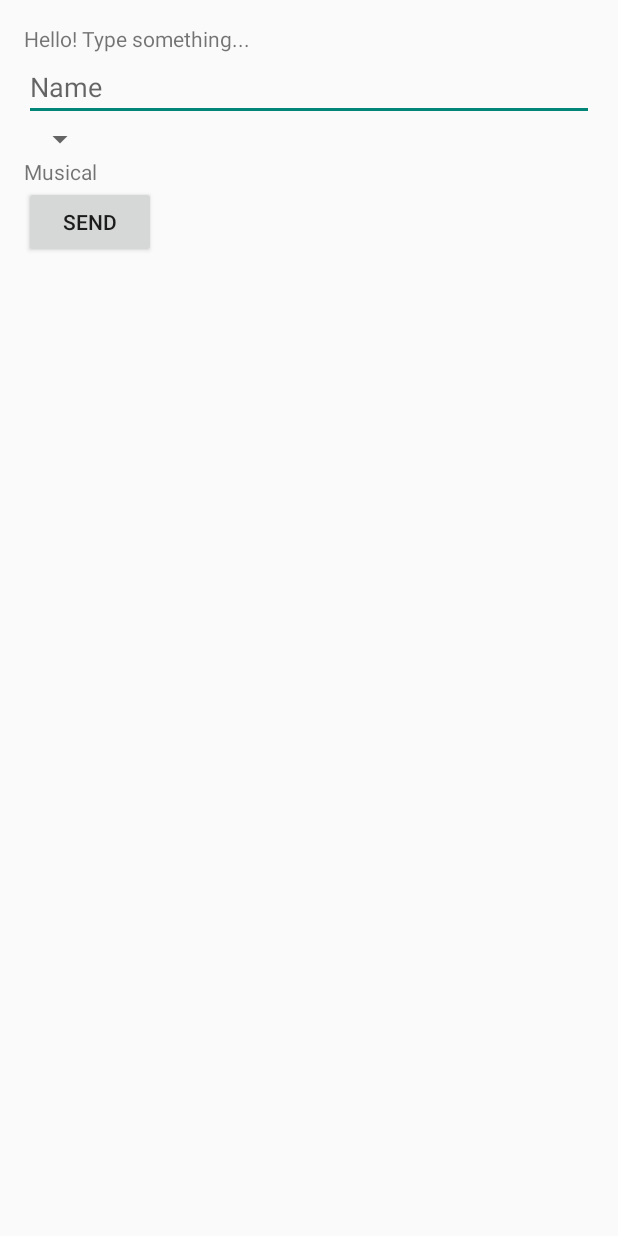
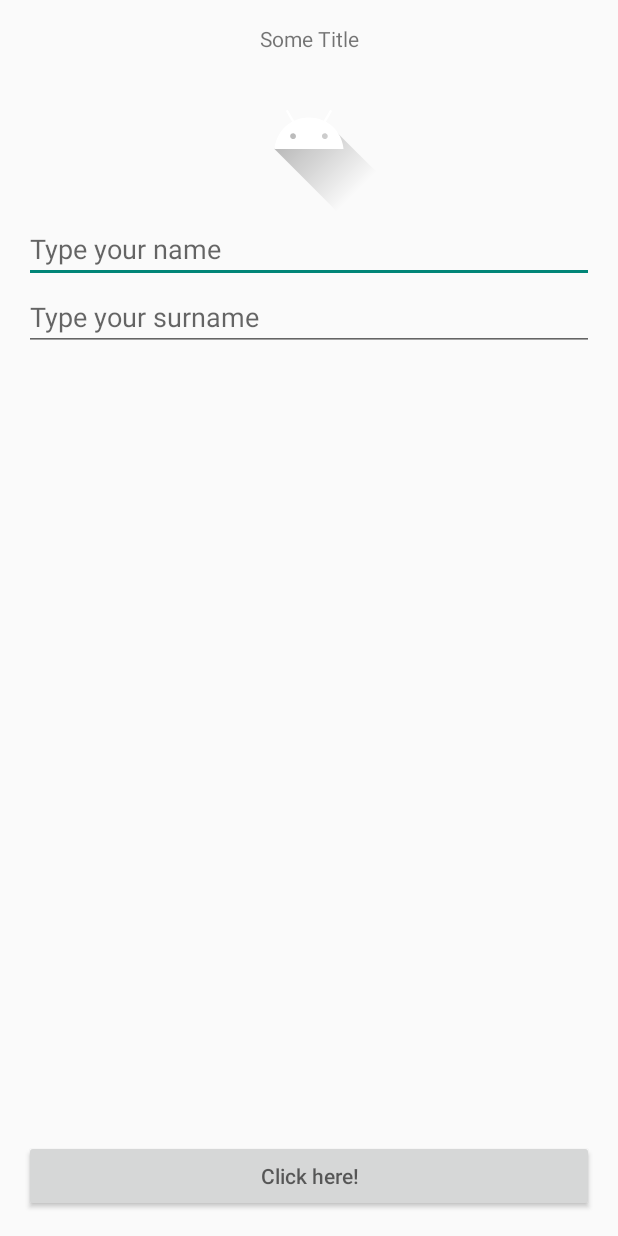
Before and after one commit to vscandeira/dio_lab_android_app_eletric_car, an Android app built with Jetpack Compose: the screen it shows after launch (MainActivity), on a phone screen of 412 x 824 dp. Run offline under Robolectric (Android 15) with nearby library versions, the phone set to English and light mode, and no system bars.

Commit message:
Classes on layouts

```diff
--- a/app/src/main/res/layout/activity_main.xml
+++ b/app/src/main/res/layout/activity_main.xml
@@ -1,7 +1,68 @@
 <?xml version="1.0" encoding="utf-8"?>
 <!-- FOURTH LAYOUT: CONSTRAINT -->
+<androidx.constraintlayout.widget.ConstraintLayout
+    xmlns:tools="http://schemas.android.com/tools"
+    xmlns:android="http://schemas.android.com/apk/res/android"
+    xmlns:app="http://schemas.android.com/apk/res-auto"
+    android:layout_width="match_parent"
+    android:layout_height="match_parent"
+    android:paddingLeft="16dp"
+    android:paddingRight="16dp"
+    android:paddingBottom="16dp"
+    android:paddingTop="16dp">
 
-<!-- THIRD LAYOUT: RELATIVE -->
+    <TextView
+        android:id="@+id/titulo"
+        android:layout_width="wrap_content"
+        android:layout_height="wrap_content"
+        android:text="Some Title"
+        app:layout_constraintEnd_toEndOf="parent"
+        app:layout_constraintStart_toStartOf="parent"
+        app:layout_constraintTop_toTopOf="parent"/>
+
+    <ImageView
+        android:id="@+id/img_01"
+        android:layout_width="wrap_content"
+        android:layout_height="wrap_content"
+        android:src="@drawable/ic_launcher_foreground"
+        app:layout_constraintEnd_toEndOf="parent"
+        app:layout_constraintStart_toStartOf="parent"
+        app:layout_constraintTop_toBottomOf="@id/titulo"
+        />
+
+    <EditText
+        android:id="@+id/edit_name"
+        android:layout_width="0dp"
+        android:layout_height="wrap_content"
+        android:hint="Type your name"
+        app:layout_constraintStart_toStartOf="parent"
+        app:layout_constraintEnd_toEndOf="parent"
+        app:layout_constraintTop_toBottomOf="@id/img_01"
+        />
+
+    <EditText
+        android:id="@+id/edit_surname"
+        android:layout_width="0dp"
+        android:layout_height="wrap_content"
+        android:hint="Type your surname"
+        app:layout_constraintStart_toStartOf="parent"
+        app:layout_constraintEnd_toEndOf="parent"
+        app:layout_constraintTop_toBottomOf="@id/edit_name"
+        />
+
+    <Button
+        android:id="@+id/btn_01"
+        android:layout_width="0dp"
+        android:layout_height="wrap_content"
+        android:hint="Click here!"
+        app:layout_constraintRight_toRightOf="parent"
+        app:layout_constraintLeft_toLeftOf="parent"
+        app:layout_constraintBottom_toBottomOf="parent"
+        />
+
+</androidx.constraintlayout.widget.ConstraintLayout>
+
+<!-- THIRD LAYOUT: RELATIVE
 <RelativeLayout
     xmlns:tools="http://schemas.android.com/tools"
     xmlns:android="http://schemas.android.com/apk/res/android"
@@ -45,6 +106,7 @@
         android:text="Send"
         android:layout_below="@id/text_musical_taste"/>
 </RelativeLayout>
+ -->
 
 <!-- SECOND LAYOUT: LINEAR
 <LinearLayout
@@ -81,7 +143,8 @@
         android:layout_height="wrap_content"
         android:text="Send form"/>
 
-</LinearLayout> -->
+</LinearLayout>
+-->
 
 <!-- FIRST LAYOUT: CREATED BY ACCIDENT AS LINEAR THEN CHANGED TO FOLLOW THE COURSE
 <androidx.constraintlayout.widget.ConstraintLayout xmlns:android="http://schemas.android.com/apk/res/android"
@@ -104,4 +167,5 @@
         app:layout_constraintEnd_toEndOf="parent"
         app:layout_constraintStart_toStartOf="parent"
         app:layout_constraintTop_toTopOf="parent" />
-</androidx.constraintlayout.widget.ConstraintLayout> -->
+</androidx.constraintlayout.widget.ConstraintLayout>
+-->
```
Also changed, not shown: 2 other files.
